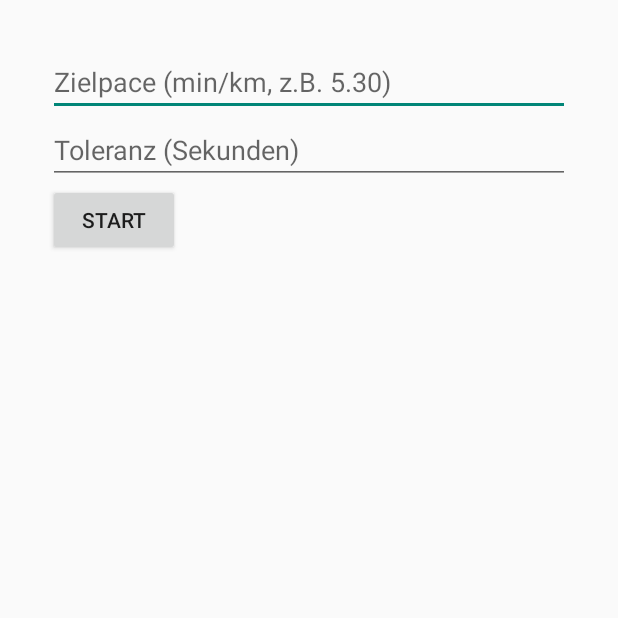
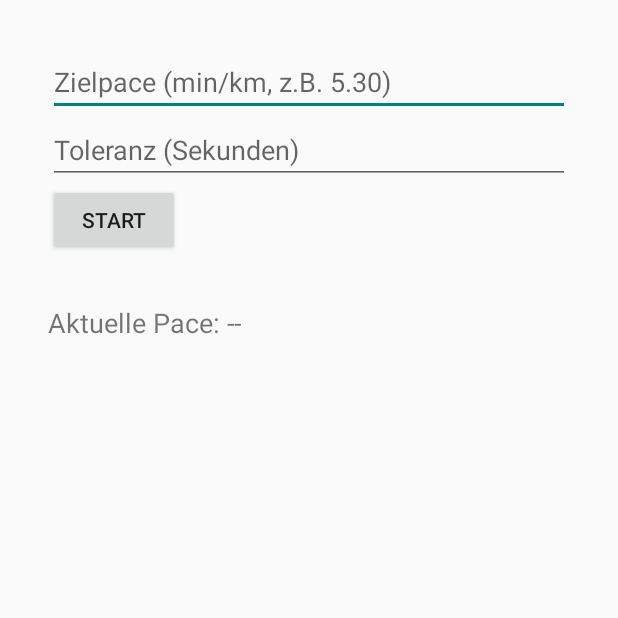
Before and after one commit to schoenenbergerl-bzz/PaceColor, an Android app built with Jetpack Compose: the screen it shows after launch (MainActivity), on a phone screen of 412 x 824 dp, the top half of it. Run offline under Robolectric (Android 15) with nearby library versions, the phone set to English and light mode, and no system bars.

Commit message:
+ Geschwindigkeitsanzeige

```diff
--- a/app/src/main/java/com/example/pacecolor/MainActivity.kt
+++ b/app/src/main/java/com/example/pacecolor/MainActivity.kt
@@ -21,6 +21,9 @@ class MainActivity : AppCompatActivity() {
     private var desiredPace: Double = 0.0
     private var tolerance: Int = 0
 
+    private lateinit var paceDisplay: TextView
+
+
     override fun onCreate(savedInstanceState: Bundle?) {
         super.onCreate(savedInstanceState)
         setContentView(R.layout.activity_main)
@@ -29,6 +32,7 @@ class MainActivity : AppCompatActivity() {
         paceInput = findViewById(R.id.paceInput)
         toleranceInput = findViewById(R.id.toleranceInput)
         val startButton: Button = findViewById(R.id.startButton)
+        paceDisplay = findViewById(R.id.paceDisplay)
 
         fusedLocationClient = LocationServices.getFusedLocationProviderClient(this)
 
@@ -77,6 +81,8 @@ class MainActivity : AppCompatActivity() {
                 if (timeDiff > 0) {
                     val speedMps = distance / timeDiff
                     val paceMinPerKm = (1000 / speedMps) / 60
+                    val paceText = String.format("%.2f min/km", paceMinPerKm)
+                    paceDisplay.text = "Aktuelle Pace: $paceText"
 
                     updateBackgroundColor(paceMinPerKm)
                 }
--- a/app/src/main/res/layout/activity_main.xml
+++ b/app/src/main/res/layout/activity_main.xml
@@ -27,4 +27,14 @@
         android:layout_height="wrap_content"
         android:text="Start" />
 
+    <TextView
+        android:id="@+id/paceDisplay"
+        android:layout_below="@id/startButton"
+        android:layout_width="wrap_content"
+        android:layout_height="wrap_content"
+        android:text="Aktuelle Pace: --"
+        android:textSize="18sp"
+        android:layout_marginTop="32dp"
+        />
+
 </RelativeLayout>
```
